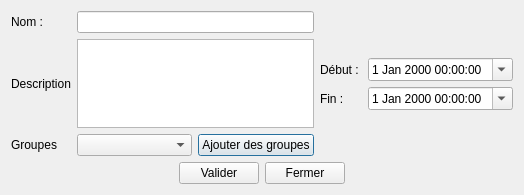
Old version of the form managers/updateeventdialog.ui in the repository ThFeneuil/KholloAutoQt.
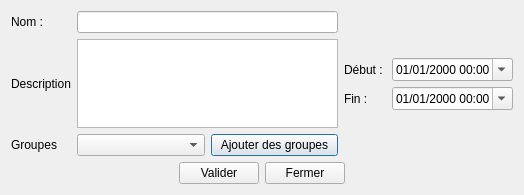
New version of the form.

```diff
--- a/managers/updateeventdialog.ui
+++ b/managers/updateeventdialog.ui
@@ -65,6 +65,9 @@
       <layout class="QGridLayout" name="gridLayout_2">
        <item row="2" column="1">
         <widget class="QDateTimeEdit" name="dateTimeEdit_end">
+         <property name="displayFormat">
+          <string>dd/MM/yyyy HH:mm</string>
+         </property>
          <property name="calendarPopup">
           <bool>true</bool>
          </property>
@@ -72,6 +75,9 @@
        </item>
        <item row="1" column="1">
         <widget class="QDateTimeEdit" name="dateTimeEdit_start">
+         <property name="displayFormat">
+          <string>dd/MM/yyyy HH:mm</string>
+         </property>
          <property name="calendarPopup">
           <bool>true</bool>
          </property>
```
